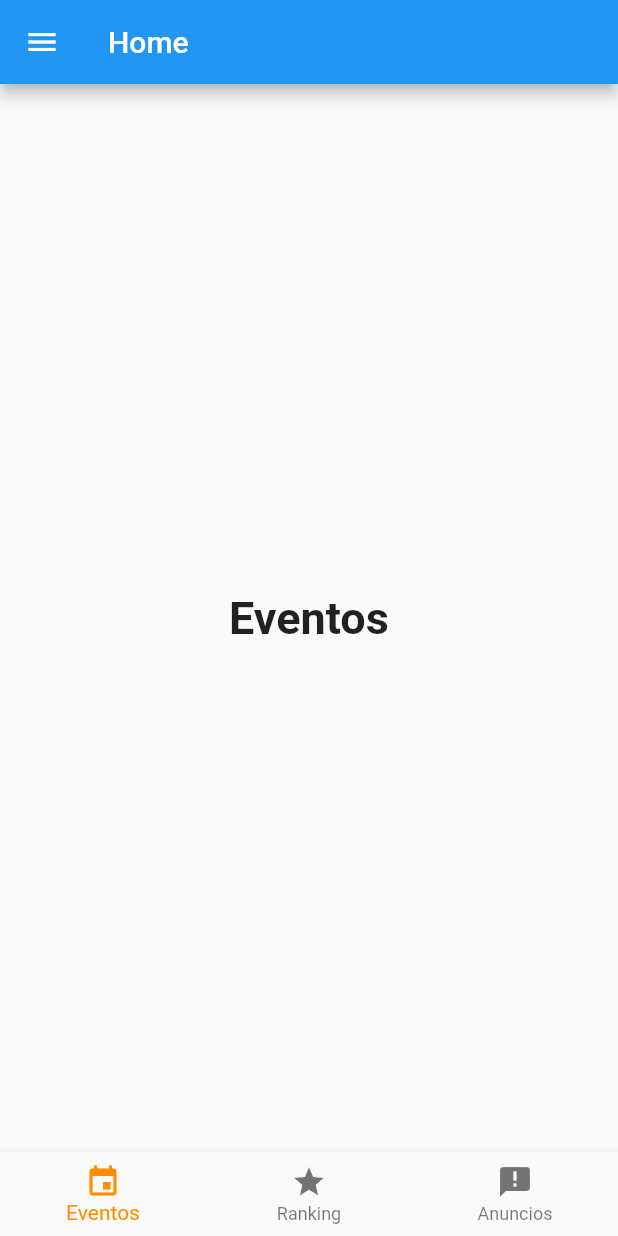
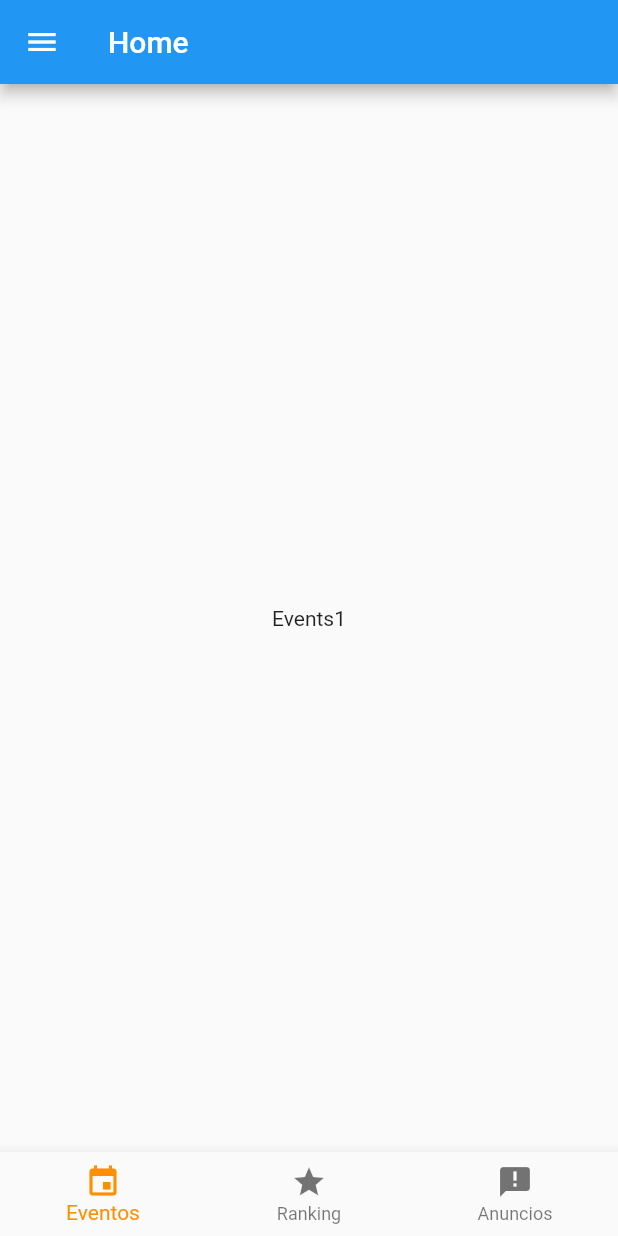
Before and after one commit to DentVega/intimate, a Flutter app: the HomePage screen opened by its route, on a phone screen of 412 x 824 dp. Run offline on Flutter 3.47's test engine with Material 2 defaults, Android fonts, the phone set to English and light mode, and no system bars.

Commit message:
- Skeleton of the bottomNavigation pages

```diff
--- /dev/null
+++ b/lib/src/pages/events_page.dart
@@ -0,0 +1,15 @@
+import 'package:flutter/material.dart';
+
+class EventsPage extends StatefulWidget {
+  @override
+  _EventsPageState createState() => _EventsPageState();
+}
+
+class _EventsPageState extends State<EventsPage> {
+  @override
+  Widget build(BuildContext context) {
+    return Container(
+      child: Text('Events1'),
+    );
+  }
+}
--- a/lib/src/pages/home_page.dart
+++ b/lib/src/pages/home_page.dart
@@ -1,4 +1,7 @@
 import 'package:flutter/material.dart';
+import 'package:intimate/src/pages/announcement_page.dart';
+import 'package:intimate/src/pages/events_page.dart';
+import 'package:intimate/src/pages/ranking_page.dart';
 
 class HomePage extends StatefulWidget {
   @override
@@ -9,10 +12,10 @@ class _HomePageState extends State<HomePage> {
   int _selectedIndex = 0;
   static const TextStyle optionStyle =
       TextStyle(fontSize: 30, fontWeight: FontWeight.bold);
-  static const List<Widget> _widgetOptions = <Widget>[
-    Text('Eventos', style: optionStyle),
-    Text('Ranking', style: optionStyle),
-    Text('Anuncios', style: optionStyle),
+  final List<Widget> _widgetOptions = <Widget>[
+    EventsPage(),
+    RankingPage(),
+    AnnouncementPage(),
   ];
 
   @override
```
Also changed, not shown: lib/src/pages/announcement_page.dart (added, +15 -0 lines), lib/src/pages/ranking_page.dart (added, +15 -0 lines).
